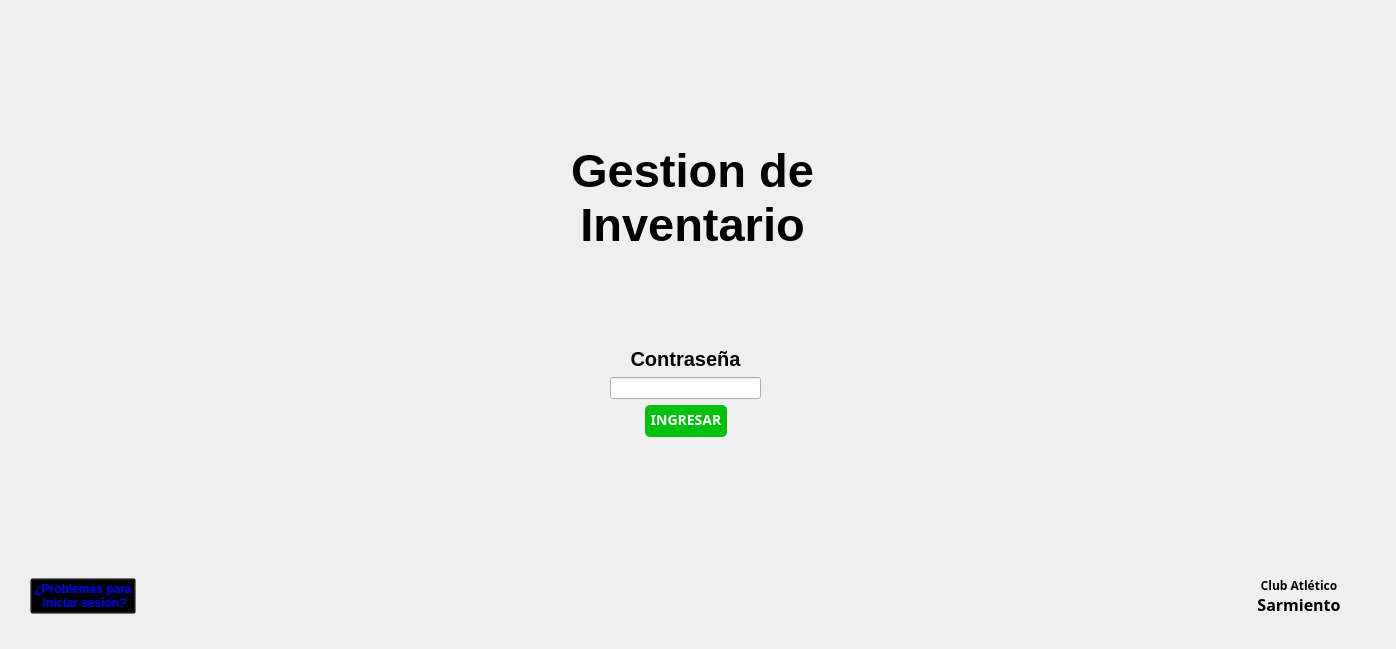
This is windows/login.ui in HitomiD/Proyecto-Desarrollo as Qt 5 draws it before an edit. The edited form follows.
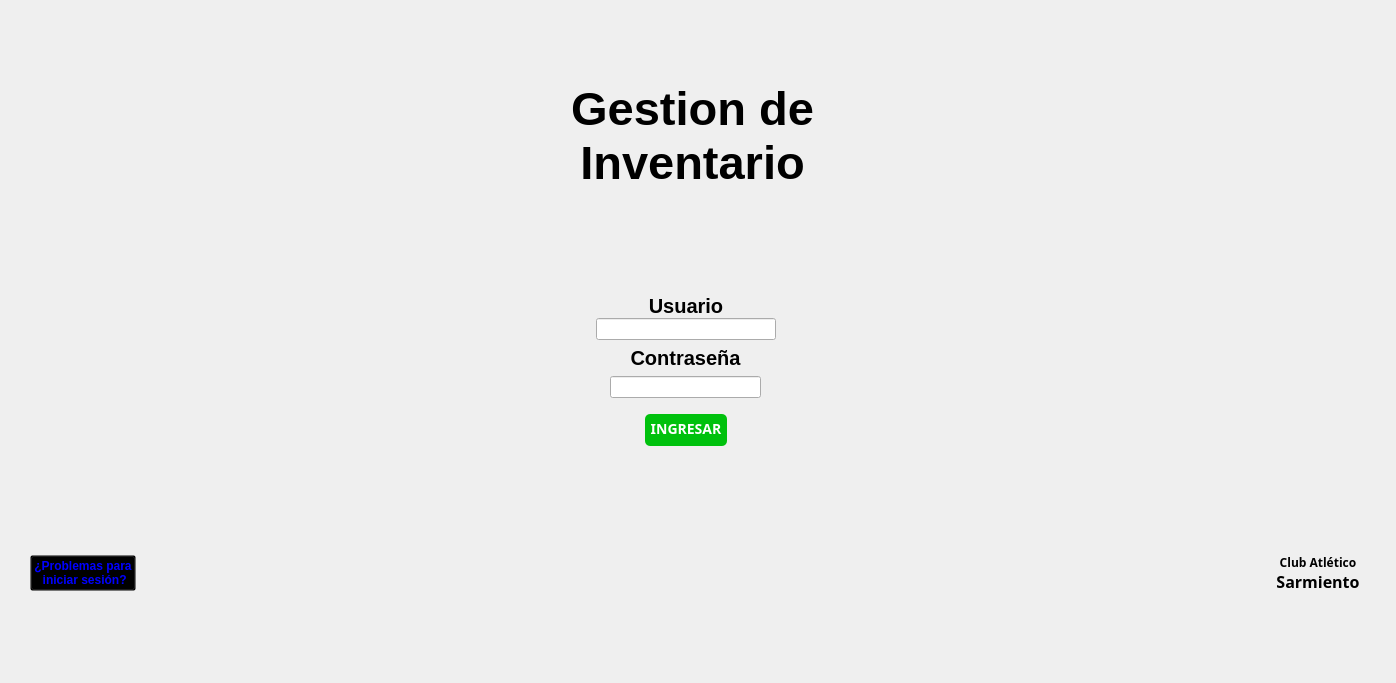
This is the edited form. Icons and pictures are not drawn.

What changed in the file:
```diff
--- a/windows/login.ui
+++ b/windows/login.ui
@@ -7,7 +7,7 @@
     <x>0</x>
     <y>0</y>
     <width>1396</width>
-    <height>649</height>
+    <height>683</height>
    </rect>
   </property>
   <property name="windowTitle">
@@ -18,9 +18,9 @@
     <property name="geometry">
      <rect>
       <x>0</x>
-      <y>50</y>
+      <y>0</y>
       <width>1371</width>
-      <height>571</height>
+      <height>695</height>
      </rect>
     </property>
     <layout class="QVBoxLayout" name="verticalLayout">
@@ -34,42 +34,19 @@
       <number>5</number>
      </property>
      <property name="topMargin">
-      <number>5</number>
+      <number>15</number>
      </property>
      <property name="rightMargin">
       <number>5</number>
      </property>
      <property name="bottomMargin">
-      <number>5</number>
+      <number>0</number>
      </property>
-     <item>
-      <spacer name="verticalSpacer">
-       <property name="orientation">
-        <enum>Qt::Vertical</enum>
-       </property>
-       <property name="sizeHint" stdset="0">
-        <size>
-         <width>20</width>
-         <height>40</height>
-        </size>
-       </property>
-      </spacer>
-     </item>
-     <item>
-      <spacer name="verticalSpacer_10">
-       <property name="orientation">
-        <enum>Qt::Vertical</enum>
-       </property>
-       <property name="sizeHint" stdset="0">
-        <size>
-         <width>20</width>
-         <height>40</height>
-        </size>
-       </property>
-      </spacer>
-     </item>
      <item>
       <layout class="QHBoxLayout" name="tituloLayout">
+       <property name="topMargin">
+        <number>0</number>
+       </property>
        <item>
         <spacer name="horizontalSpacer_4">
          <property name="orientation">
@@ -229,29 +206,147 @@
        <property name="orientation">
         <enum>Qt::Vertical</enum>
        </property>
+       <property name="sizeType">
+        <enum>QSizePolicy::Fixed</enum>
+       </property>
        <property name="sizeHint" stdset="0">
         <size>
          <width>20</width>
-         <height>40</height>
+         <height>30</height>
         </size>
        </property>
       </spacer>
      </item>
      <item>
-      <layout class="QFormLayout" name="formLayout"/>
-     </item>
-     <item>
-      <spacer name="verticalSpacer_7">
-       <property name="orientation">
-        <enum>Qt::Vertical</enum>
+      <layout class="QHBoxLayout" name="LayOutUsuario">
+       <property name="spacing">
+        <number>0</number>
        </property>
-       <property name="sizeHint" stdset="0">
-        <size>
-         <width>20</width>
-         <height>40</height>
-        </size>
+       <property name="bottomMargin">
+        <number>0</number>
        </property>
-      </spacer>
+       <item>
+        <spacer name="DerSpacer">
+         <property name="orientation">
+          <enum>Qt::Horizontal</enum>
+         </property>
+         <property name="sizeHint" stdset="0">
+          <size>
+           <width>40</width>
+           <height>30</height>
+          </size>
+         </property>
+        </spacer>
+       </item>
+       <item>
+        <layout class="QVBoxLayout" name="LayOutInternoUsuario">
+         <property name="topMargin">
+          <number>0</number>
+         </property>
+         <item>
+          <widget class="QLabel" name="LabelUsuario">
+           <property name="sizePolicy">
+            <sizepolicy hsizetype="Preferred" vsizetype="Fixed">
+             <horstretch>0</horstretch>
+             <verstretch>0</verstretch>
+            </sizepolicy>
+           </property>
+           <property name="font">
+            <font>
+             <pointsize>15</pointsize>
+            </font>
+           </property>
+           <property name="text">
+            <string>&lt;html&gt;&lt;head/&gt;&lt;body&gt;&lt;p&gt;&lt;span style=&quot; font-weight:700;&quot;&gt;Usuario&lt;/span&gt;&lt;/p&gt;&lt;/body&gt;&lt;/html&gt;</string>
+           </property>
+           <property name="alignment">
+            <set>Qt::AlignCenter</set>
+           </property>
+          </widget>
+         </item>
+         <item>
+          <layout class="QHBoxLayout" name="LayOutInputUsuario">
+           <property name="spacing">
+            <number>0</number>
+           </property>
+           <property name="bottomMargin">
+            <number>0</number>
+           </property>
+           <item>
+            <spacer name="horizontalSpacer_22">
+             <property name="orientation">
+              <enum>Qt::Horizontal</enum>
+             </property>
+             <property name="sizeHint" stdset="0">
+              <size>
+               <width>140</width>
+               <height>10</height>
+              </size>
+             </property>
+            </spacer>
+           </item>
+           <item alignment="Qt::AlignHCenter">
+            <widget class="QLineEdit" name="CasillaUsuario">
+             <property name="enabled">
+              <bool>true</bool>
+             </property>
+             <property name="sizePolicy">
+              <sizepolicy hsizetype="Fixed" vsizetype="Maximum">
+               <horstretch>0</horstretch>
+               <verstretch>0</verstretch>
+              </sizepolicy>
+             </property>
+             <property name="minimumSize">
+              <size>
+               <width>180</width>
+               <height>0</height>
+              </size>
+             </property>
+             <property name="maximumSize">
+              <size>
+               <width>150</width>
+               <height>16777215</height>
+              </size>
+             </property>
+             <property name="baseSize">
+              <size>
+               <width>0</width>
+               <height>0</height>
+              </size>
+             </property>
+            </widget>
+           </item>
+           <item>
+            <spacer name="horizontalSpacer_23">
+             <property name="orientation">
+              <enum>Qt::Horizontal</enum>
+             </property>
+             <property name="sizeHint" stdset="0">
+              <size>
+               <width>140</width>
+               <height>10</height>
+              </size>
+             </property>
+            </spacer>
+           </item>
+          </layout>
+         </item>
+        </layout>
+       </item>
+       <item>
+        <spacer name="IzqSpacer">
+         <property name="orientation">
+          <enum>Qt::Horizontal</enum>
+         </property>
+         <property name="sizeHint" stdset="0">
+          <size>
+           <width>40</width>
+           <height>20</height>
+          </size>
+         </property>
+        </spacer>
+       </item>
+      </layout>
      </item>
      <item>
       <layout class="QHBoxLayout" name="inputLayout">
@@ -271,7 +366,13 @@
        <item>
         <layout class="QVBoxLayout" name="Input">
          <item>
-          <widget class="QLabel" name="label">
+          <widget class="QLabel" name="CONTRASENA">
+           <property name="sizePolicy">
+            <sizepolicy hsizetype="Preferred" vsizetype="Fixed">
+             <horstretch>0</horstretch>
+             <verstretch>0</verstretch>
+            </sizepolicy>
+           </property>
            <property name="font">
             <font>
              <pointsize>15</pointsize>
@@ -338,7 +439,13 @@
           </layout>
          </item>
          <item>
-          <layout class="QHBoxLayout" name="horizontalLayout_2">
+          <layout class="QHBoxLayout" name="LayOutIngresar">
+           <property name="spacing">
+            <number>5</number>
+           </property>
+           <property name="topMargin">
+            <number>10</number>
+           </property>
            <item>
             <spacer name="horizontalSpacer_13">
              <property name="orientation">
@@ -408,51 +515,12 @@
       </layout>
      </item>
      <item>
-      <spacer name="verticalSpacer_8">
-       <property name="orientation">
-        <enum>Qt::Vertical</enum>
-       </property>
-       <property name="sizeHint" stdset="0">
-        <size>
-         <width>20</width>
-         <height>40</height>
-        </size>
-       </property>
-      </spacer>
-     </item>
-     <item>
-      <spacer name="verticalSpacer_6">
-       <property name="orientation">
-        <enum>Qt::Vertical</enum>
-       </property>
-       <property name="sizeHint" stdset="0">
-        <size>
-         <width>42</width>
-         <height>40</height>
-        </size>
-       </property>
-      </spacer>
-     </item>
-     <item>
-      <spacer name="verticalSpacer_5">
-       <property name="orientation">
-        <enum>Qt::Vertical</enum>
-       </property>
-       <property name="sizeHint" stdset="0">
-        <size>
-         <width>20</width>
-         <height>40</height>
-        </size>
-       </property>
-      </spacer>
-     </item>
-     <item>
-      <layout class="QHBoxLayout" name="horizontalLayout">
+      <layout class="QHBoxLayout" name="LayOutDelFondo">
        <property name="leftMargin">
         <number>25</number>
        </property>
        <property name="rightMargin">
-        <number>25</number>
+        <number>6</number>
        </property>
        <item>
         <widget class="QPushButton" name="pushButton_2">
@@ -467,19 +535,6 @@
          </property>
         </widget>
        </item>
-       <item>
-        <spacer name="horizontalSpacer_9">
-         <property name="orientation">
-          <enum>Qt::Horizontal</enum>
-         </property>
-         <property name="sizeHint" stdset="0">
-          <size>
-           <width>40</width>
-           <height>20</height>
-          </size>
-         </property>
-        </spacer>
-       </item>
        <item>
         <spacer name="horizontalSpacer_11">
          <property name="orientation">
@@ -506,32 +561,6 @@
          </property>
         </spacer>
        </item>
-       <item>
-        <spacer name="horizontalSpacer_10">
-         <property name="orientation">
-          <enum>Qt::Horizontal</enum>
-         </property>
-         <property name="sizeHint" stdset="0">
-          <size>
-           <width>40</width>
-           <height>20</height>
-          </size>
-         </property>
-        </spacer>
-       </item>
-       <item>
-        <spacer name="horizontalSpacer_8">
-         <property name="orientation">
-          <enum>Qt::Horizontal</enum>
-         </property>
-         <property name="sizeHint" stdset="0">
-          <size>
-           <width>40</width>
-           <height>20</height>
-          </size>
-         </property>
-        </spacer>
-       </item>
        <item>
         <spacer name="horizontalSpacer_7">
          <property name="orientation">
```
Left out of the diff: 26 changed lines with no effect on the pictures.
